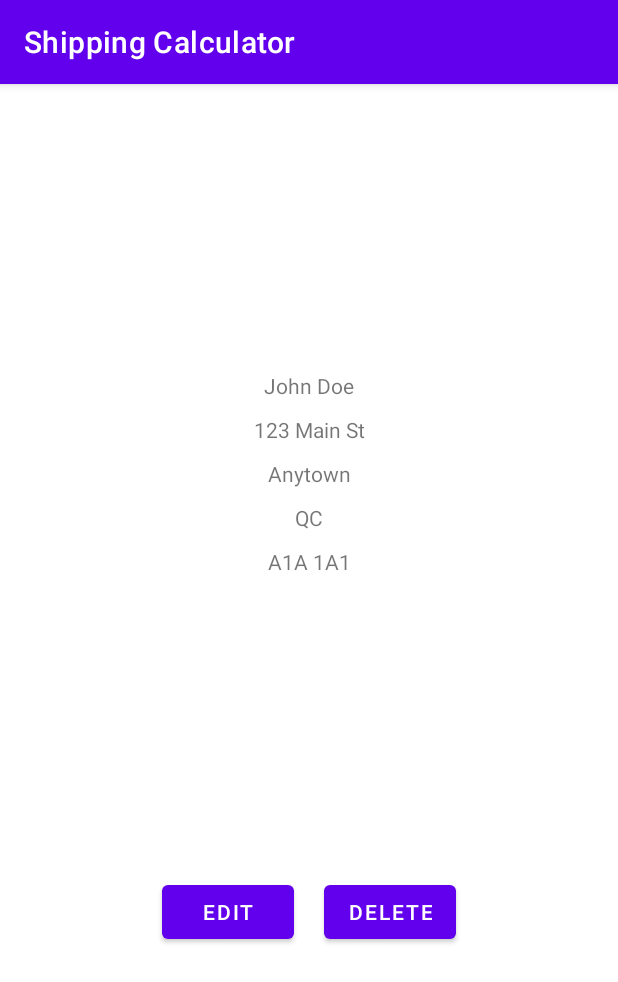
After one commit to LouisChoiniere/ShippingCalculator_AndoidApp, an Android app: the InfoAddress screen opened directly, with no data from a screen before it, on a phone screen of 412 x 824 dp. The commit adds this screen. Shown: the top 982 px of the screen. Run offline under Robolectric (Android 15) with nearby library versions, the phone set to English and light mode, and no system bars.

Commit message:
controller and blank address info activity

```diff
--- a/app/src/main/AndroidManifest.xml
+++ b/app/src/main/AndroidManifest.xml
@@ -9,6 +9,7 @@
         android:roundIcon="@mipmap/ic_launcher_round"
         android:supportsRtl="true"
         android:theme="@style/Theme.ShippingCalculator">
+        <activity android:name=".InfoAddress"></activity>
         <activity
             android:name=".MainActivity"
             android:label="@string/app_name">
--- a/app/src/main/java/com/louis/shippingcalculator/AddressListAdapter.java
+++ b/app/src/main/java/com/louis/shippingcalculator/AddressListAdapter.java
@@ -11,6 +11,7 @@ import android.widget.TextView;
 import androidx.annotation.NonNull;
 import androidx.recyclerview.widget.RecyclerView;
 
+import com.louis.shippingcalculator.controller.AddressBookController;
 import com.louis.shippingcalculator.model.Address;
 
 import java.util.ArrayList;
@@ -47,6 +48,7 @@ public class AddressListAdapter extends RecyclerView.Adapter<AddressListAdapter.
             @Override
             public void onClick(View view) {
                 Log.d(TAG, "onClick: " + addressList.get(position).toString());
+                AddressBookController.showInfo(context, addressList.get(position));
             }
         });
     }
--- /dev/null
+++ b/app/src/main/java/com/louis/shippingcalculator/InfoAddress.java
@@ -0,0 +1,44 @@
+package com.louis.shippingcalculator;
+
+import androidx.appcompat.app.AppCompatActivity;
+
+import android.os.Bundle;
+import android.view.View;
+import android.widget.Button;
+import android.widget.TextView;
+
+public class InfoAddress extends AppCompatActivity {
+
+    TextView nameTV;
+    TextView addressTV;
+    TextView cityTV;
+    TextView provinceTV;
+    TextView postalCode;
+
+    @Override
+    protected void onCreate(Bundle savedInstanceState) {
+        super.onCreate(savedInstanceState);
+        setContentView(R.layout.activity_info_address);
+
+
+        nameTV = findViewById(R.id.name);
+        addressTV = findViewById(R.id.address);
+        cityTV = findViewById(R.id.city);
+        provinceTV = findViewById(R.id.province);
+        postalCode = findViewById(R.id.postalCode);
+
+        findViewById(R.id.deleteBtn).setOnClickListener(new View.OnClickListener() {
+            @Override
+            public void onClick(View view) {
+
+            }
+        });
+
+        findViewById(R.id.editBtn).setOnClickListener(new View.OnClickListener() {
+            @Override
+            public void onClick(View view) {
+
+            }
+        });
+    }
+}
--- /dev/null
+++ b/app/src/main/java/com/louis/shippingcalculator/controller/AddressBookController.java
@@ -0,0 +1,19 @@
+package com.louis.shippingcalculator.controller;
+
+import android.content.Context;
+import android.content.Intent;
+
+import com.google.gson.Gson;
+import com.louis.shippingcalculator.InfoAddress;
+import com.louis.shippingcalculator.model.Address;
+
+public class AddressBookController {
+
+    public static final String INTENT_ADDRESS = "Addr";
+
+    public static void showInfo(Context context, Address address) {
+        Intent intent = new Intent(context, InfoAddress.class);
+        intent.putExtra(INTENT_ADDRESS, new Gson().toJson(address));
+        context.startActivity(intent);
+    }
+}
--- /dev/null
+++ b/app/src/main/res/layout/activity_info_address.xml
@@ -0,0 +1,72 @@
+<?xml version="1.0" encoding="utf-8"?>
+<LinearLayout xmlns:android="http://schemas.android.com/apk/res/android"
+    xmlns:app="http://schemas.android.com/apk/res-auto"
+    xmlns:tools="http://schemas.android.com/tools"
+    android:layout_width="match_parent"
+    android:layout_height="match_parent"
+    android:gravity="center"
+    android:orientation="vertical"
+    tools:context=".InfoAddress">
+
+    <TextView
+        android:id="@+id/name"
+        android:layout_width="match_parent"
+        android:layout_height="wrap_content"
+        android:gravity="center"
+        android:paddingBottom="10dp"
+        android:text="John Doe" />
+
+    <TextView
+        android:id="@+id/address"
+        android:layout_width="match_parent"
+        android:layout_height="wrap_content"
+        android:gravity="center"
+        android:paddingBottom="10dp"
+        android:text="123 Main St" />
+
+    <TextView
+        android:id="@+id/city"
+        android:layout_width="match_parent"
+        android:layout_height="wrap_content"
+        android:gravity="center"
+        android:paddingBottom="10dp"
+        android:text="Anytown" />
+
+    <TextView
+        android:id="@+id/province"
+        android:layout_width="match_parent"
+        android:layout_height="wrap_content"
+        android:gravity="center"
+        android:paddingBottom="10dp"
+        android:text="QC" />
+
+    <TextView
+        android:id="@+id/postalCode"
+        android:layout_width="match_parent"
+        android:layout_height="wrap_content"
+        android:gravity="center"
+        android:text="A1A 1A1" />
+
+    <LinearLayout
+        android:layout_width="match_parent"
+        android:layout_height="wrap_content"
+        android:layout_marginTop="200dp"
+        android:gravity="center">
+
+        <Button
+            android:id="@+id/editBtn"
+            android:layout_width="wrap_content"
+            android:layout_height="wrap_content"
+            android:layout_marginRight="10dp"
+            android:text="Edit" />
+
+        <Button
+            android:id="@+id/deleteBtn"
+            android:layout_marginLeft="10dp"
+            android:layout_width="wrap_content"
+            android:layout_height="wrap_content"
+            android:text="Delete" />
+
+    </LinearLayout>
+
+</LinearLayout>
```
Lines whose indentation alone changed are shown as unchanged.
